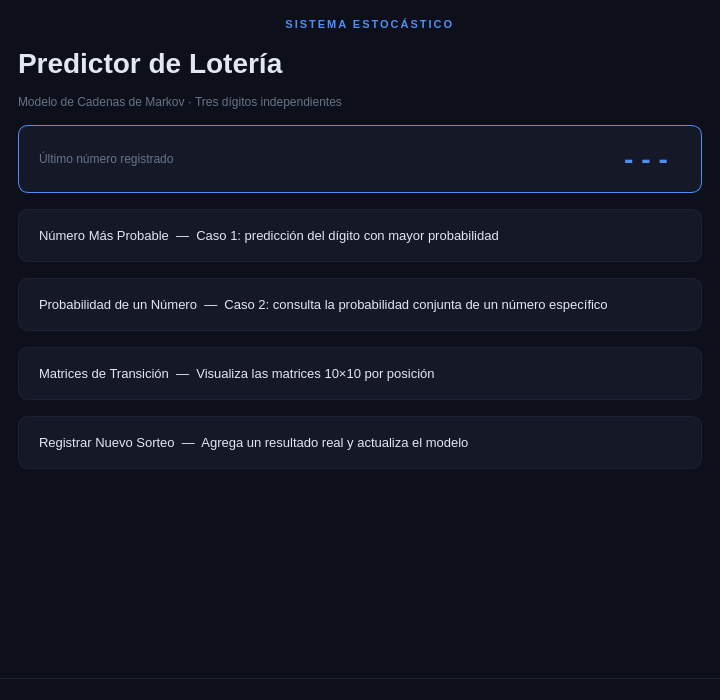
Before: the Qt Designer form Interfaz/main_window.ui in LuciaVega-L/LabEstocasticos-Loteria, drawn with Qt 5.
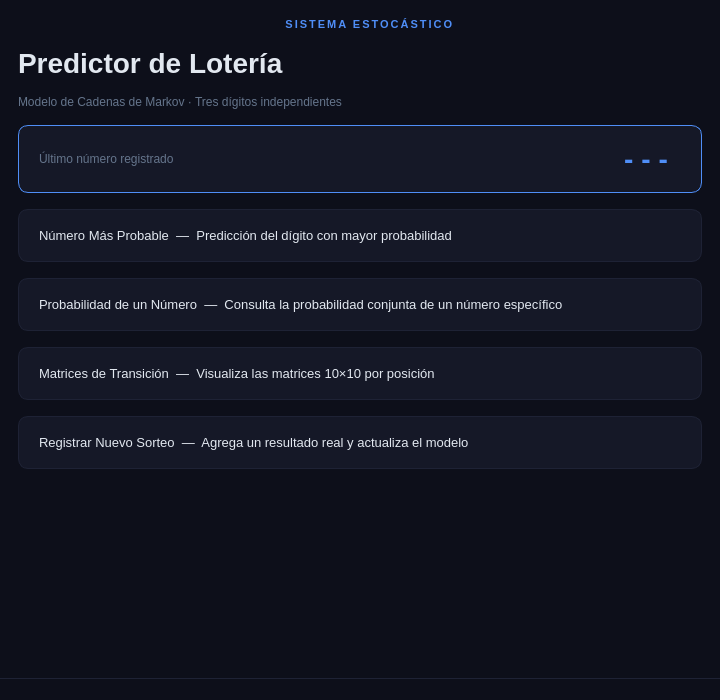
After: the same form once the commit is applied. The open tabs and pages were chosen to show the change.

Commit message: Cambios en el texto de la UI

Patch:
```diff
--- a/Interfaz/main_window.ui
+++ b/Interfaz/main_window.ui
@@ -132,7 +132,7 @@
 QPushButton:hover { border: 1px solid #4F8EF7; background-color: #181B2E; }</string>
           </property>
           <property name="text">
-           <string>Número Más Probable  —  Caso 1: predicción del dígito con mayor probabilidad</string>
+           <string>Número Más Probable  —  Predicción del dígito con mayor probabilidad</string>
           </property>
          </widget>
         </item>
@@ -146,7 +146,7 @@
 QPushButton:hover { border: 1px solid #A78BFA; background-color: #181B2E; }</string>
           </property>
           <property name="text">
-           <string>Probabilidad de un Número  —  Caso 2: consulta la probabilidad conjunta de un número específico</string>
+           <string>Probabilidad de un Número  —  Consulta la probabilidad conjunta de un número específico</string>
           </property>
          </widget>
         </item>
```
Left out of the diff: 88 changed lines with no effect on the pictures. The commit also changes 1 other file.
